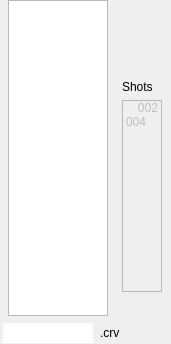
Old version of the form tools/video_editor/ui/ui_widget_curves_selection.ui in the repository JepEtau/mco.
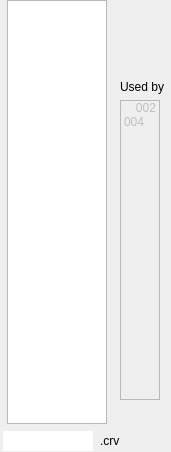
New version of the form. Icons and pictures are not drawn.

What changed in the file:
```diff
--- a/tools/video_editor/ui/ui_widget_curves_selection.ui
+++ b/tools/video_editor/ui/ui_widget_curves_selection.ui
@@ -7,7 +7,7 @@
     <x>0</x>
     <y>0</y>
     <width>171</width>
-    <height>344</height>
+    <height>452</height>
    </rect>
   </property>
   <property name="windowTitle">
@@ -125,7 +125,7 @@
             </sizepolicy>
            </property>
            <property name="text">
-            <string>Shots</string>
+            <string>Used by</string>
            </property>
           </widget>
          </item>
@@ -143,7 +143,7 @@
            <property name="minimumSize">
             <size>
              <width>0</width>
-             <height>0</height>
+             <height>300</height>
             </size>
            </property>
            <property name="maximumSize">
```
